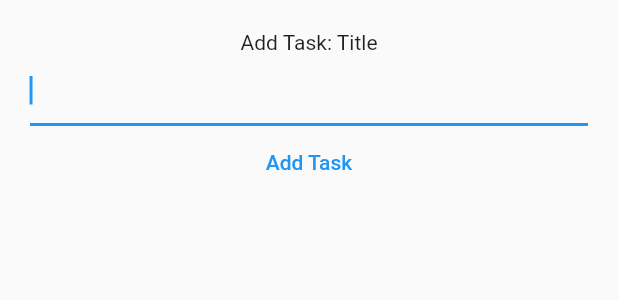
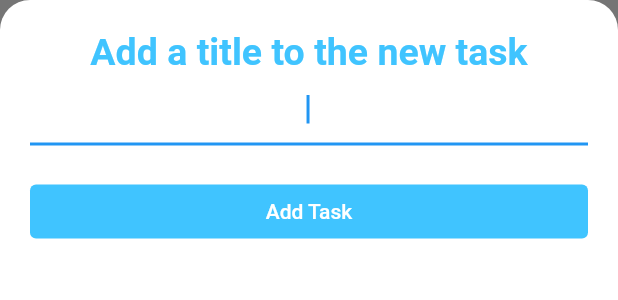
Before and after one commit to thysia-zosa/udemy, a Flutter app: the AddTaskBottomSheet widget shown alone on an empty page, opened directly, on a phone screen of 412 x 824 dp. Shown: the top 300 px of the screen. Run offline on Flutter 3.47's test engine with Material 2 defaults, Android fonts, the phone set to English and light mode, and no system bars; our stand-ins replace animated_text_kit, audioplayers, cloud_firestore, firebase_auth, firebase_core, font_awesome_flutter and 2 more; accounts and stored records are empty.

Commit message:
restyle bottom widget

```diff
--- a/todoey/lib/src/widgets/add_task_bottom_sheet.dart
+++ b/todoey/lib/src/widgets/add_task_bottom_sheet.dart
@@ -10,25 +10,59 @@ class AddTaskBottomSheet extends StatelessWidget {
   @override
   Widget build(BuildContext context) {
     String taskTitle = '';
+
     return Container(
-      padding: EdgeInsets.all(20.0),
+      color: const Color(0xff757575),
+      child: Container(
+        decoration: const BoxDecoration(
+          color: Colors.white,
+          borderRadius: BorderRadius.only(
+            topLeft: Radius.circular(20.0),
+            topRight: Radius.circular(20.0),
+          ),
+        ),
+        padding: const EdgeInsets.all(20.0),
         child: Column(
+          crossAxisAlignment: CrossAxisAlignment.stretch,
           children: [
-          Text('Add Task: Title'),
+            const Text(
+              'Add a title to the new task',
+              textAlign: TextAlign.center,
+              style: TextStyle(
+                color: Colors.lightBlueAccent,
+                fontSize: 25.0,
+                fontWeight: FontWeight.bold,
+              ),
+            ),
             TextField(
+              textAlign: TextAlign.center,
               autofocus: true,
               onChanged: (value) => taskTitle = value,
             ),
+            const SizedBox(
+              height: 20.0,
+            ),
             TextButton(
               onPressed: () {
-              Provider.of<TaskData>(context).addTask(
+                Provider.of<TaskData>(context, listen: false).addTask(
                   Task(title: taskTitle),
                 );
                 Navigator.pop(context);
               },
-            child: Text('Add Task'),
+              style: ButtonStyle(
+                backgroundColor: MaterialStateProperty.all<Color>(
+                  Colors.lightBlueAccent,
+                ),
+              ),
+              child: const Text(
+                'Add Task',
+                style: TextStyle(
+                  color: Colors.white,
+                ),
+              ),
             ),
           ],
+        ),
       ),
     );
   }
```
Lines whose indentation alone changed are shown as unchanged.
